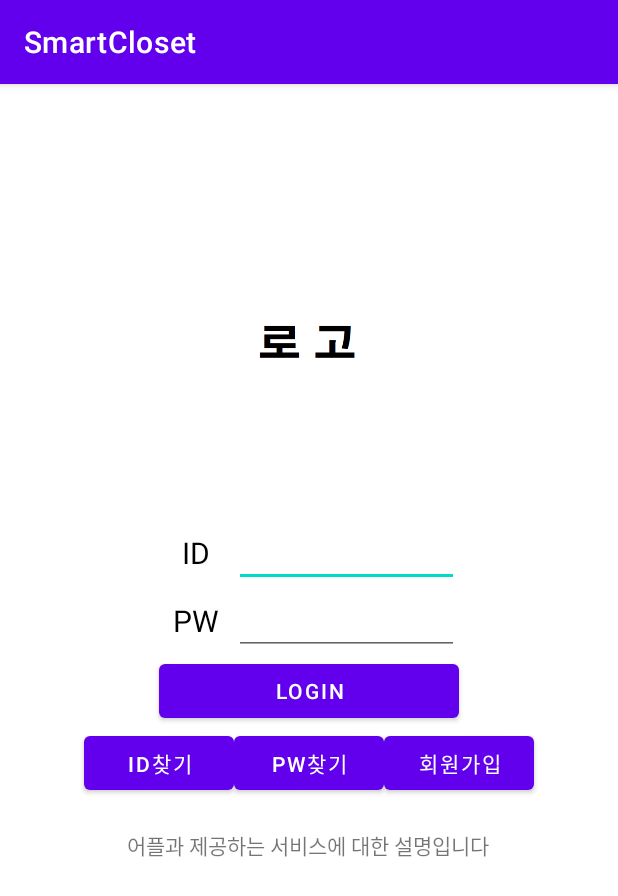
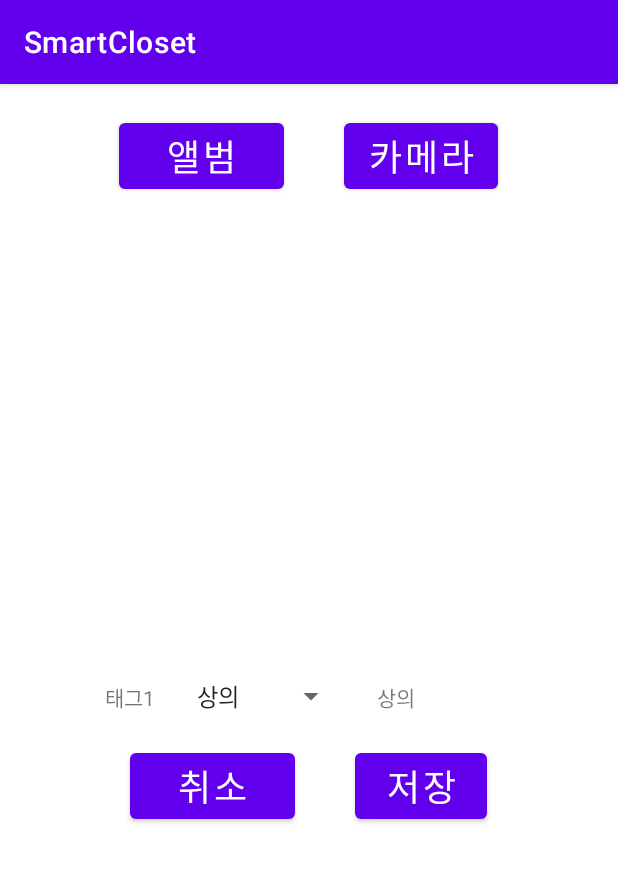
Before and after one commit to Jinyoung-seok/SmartClosetApp, an Android app: the screen it shows after launch (FirstLogin before the commit, AddClothes after it), on a phone screen of 412 x 824 dp. Shown: the top 896 px of the screen. Run offline under Robolectric (Android 15) with nearby library versions, the phone set to English and light mode, and no system bars.

Commit message:
Added 'AddClothesActivity' - only frame, needs more details

```diff
--- a/app/src/main/AndroidManifest.xml
+++ b/app/src/main/AndroidManifest.xml
@@ -9,15 +9,17 @@
         android:roundIcon="@mipmap/ic_launcher_round"
         android:supportsRtl="true"
         android:theme="@style/Theme.SmartCloset">
-        <activity android:name=".FirstLogin">
+        <activity android:name=".AddClothes">
             <intent-filter>
                 <action android:name="android.intent.action.MAIN" />
 
                 <category android:name="android.intent.category.LAUNCHER" />
             </intent-filter>
         </activity>
-        <activity android:name=".MainActivity">
+        <activity android:name=".FirstLogin">
+
         </activity>
+        <activity android:name=".MainActivity"></activity>
     </application>
 
 </manifest>
--- /dev/null
+++ b/app/src/main/java/com/example/smartcloset/AddClothes.kt
@@ -0,0 +1,48 @@
+package com.example.smartcloset
+
+import androidx.appcompat.app.AppCompatActivity
+import android.os.Bundle
+import android.view.View
+import android.widget.AdapterView
+import android.widget.ArrayAdapter
+import android.widget.TextView
+import android.widget.Toast
+import kotlinx.android.synthetic.main.addclothes.*
+import kotlinx.android.synthetic.main.login.*
+
+class AddClothes : AppCompatActivity() {
+    override fun onCreate(savedInstanceState: Bundle?) {
+        super.onCreate(savedInstanceState)
+        setContentView(R.layout.addclothes)
+        camera_addclothes.setOnClickListener{
+            Toast.makeText(this,"카메라 버튼입니다", Toast.LENGTH_SHORT).show()
+        }
+        album_addclothes.setOnClickListener{
+            Toast.makeText(this,"앨범 버튼입니다",Toast.LENGTH_SHORT).show()
+        }
+        cancel_addclothes.setOnClickListener{
+            Toast.makeText(this,"취소 버튼입니다",Toast.LENGTH_SHORT).show()
+        }
+        save_addclothes.setOnClickListener{
+            Toast.makeText(this,"저장 버튼입니다",Toast.LENGTH_SHORT).show()
+        }
+        val myadapter = ArrayAdapter.createFromResource(this,R.array.tagdata1, android.R.layout.simple_spinner_item)
+//        val autoAdapter = ArrayAdapter.createFromResource(this,R.array.tagdata1,android.R.layout.simple_spinner_item)
+
+        myadapter.setDropDownViewResource(android.R.layout.simple_spinner_dropdown_item)
+        tag1.adapter =myadapter
+
+        tag1.onItemSelectedListener = object: AdapterView.OnItemSelectedListener{
+            override fun onItemSelected(parent: AdapterView<*>?, view: View?, position: Int, id: Long) {
+                tag1txt.text = (view as TextView).text
+            }
+
+            override fun onNothingSelected(parent: AdapterView<*>?) {
+//                result.text = "선택된 가수가 없습니다."
+            }
+
+        }
+
+
+    }
+}
--- /dev/null
+++ b/app/src/main/res/layout/addclothes.xml
@@ -0,0 +1,88 @@
+<?xml version="1.0" encoding="utf-8"?>
+<LinearLayout xmlns:android="http://schemas.android.com/apk/res/android"
+    android:orientation="vertical"
+    android:layout_width="match_parent"
+    android:layout_height="match_parent">
+    <LinearLayout
+        android:layout_width="match_parent"
+        android:layout_height="wrap_content"
+        android:orientation="horizontal"
+        android:gravity="center">
+        <Button
+            android:id="@+id/album_addclothes"
+            android:layout_width="110dp"
+            android:layout_height="wrap_content"
+            android:layout_marginBottom="24dp"
+            android:layout_margin="20dp"
+            android:text="앨범"
+            android:textSize="24sp"
+            />
+        <Button
+            android:id="@+id/camera_addclothes"
+            android:layout_width="wrap_content"
+            android:layout_height="wrap_content"
+            android:layout_marginBottom="24dp"
+            android:layout_margin="20dp"
+
+            android:text="카메라"
+            android:textSize="24sp"
+            />
+    </LinearLayout>
+
+    <ImageView
+        android:id="@+id/imagePreview"
+        android:layout_width="200dp"
+        android:layout_height="300dp"
+        android:layout_gravity="center"
+        />
+    <LinearLayout
+        android:layout_width="match_parent"
+        android:layout_height="wrap_content"
+        android:orientation="horizontal">
+        <TextView
+            android:layout_width="wrap_content"
+            android:layout_height="wrap_content"
+            android:text="태그1"
+            android:layout_marginLeft="70dp"
+            android:layout_marginRight="20dp"/>
+        <Spinner
+            android:id="@+id/tag1"
+            android:layout_width="wrap_content"
+            android:layout_height="wrap_content"
+            />
+        <TextView
+            android:id="@+id/tag1txt"
+            android:layout_width="wrap_content"
+            android:layout_height="wrap_content"
+            android:text=""
+            android:layout_marginLeft="20dp"
+            android:layout_marginRight="20dp"
+            />
+    </LinearLayout>
+
+
+    <LinearLayout
+        android:layout_width="match_parent"
+        android:layout_height="wrap_content"
+        android:orientation="horizontal"
+        android:gravity="center">
+        <Button
+            android:id="@+id/cancel_addclothes"
+            android:layout_width="110dp"
+            android:layout_height="wrap_content"
+            android:layout_marginBottom="24dp"
+            android:layout_margin="20dp"
+            android:text="취소"
+            android:textSize="24sp"
+            />
+        <Button
+            android:id="@+id/save_addclothes"
+            android:layout_width="wrap_content"
+            android:layout_height="wrap_content"
+            android:layout_marginBottom="24dp"
+            android:layout_margin="20dp"
+            android:text="저장"
+            android:textSize="24sp"
+            />
+    </LinearLayout>
+</LinearLayout>
--- /dev/null
+++ b/app/src/main/res/values/tagdata1.xml
@@ -0,0 +1,9 @@
+<?xml version="1.0" encoding="utf-8"?>
+<resources>
+    <string-array name="tagdata1">
+        <item>상의</item>
+        <item>하의</item>
+        <item>아우터</item>
+    </string-array>
+
+</resources>
```
Also changed, not shown: app/src/main/res/layout/activity_main.xml (+14 -0 lines), app/src/main/res/layout/main.xml (+85 -12 lines), app/src/main/res/values/tagdata1_1.xml (added, +10 -0 lines).
